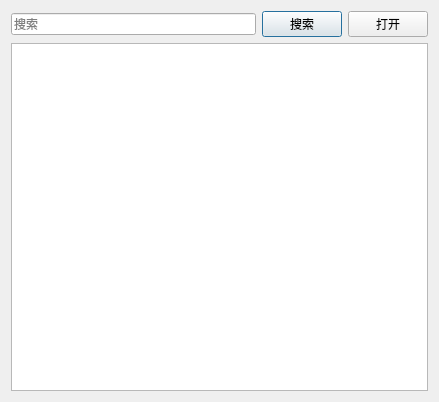
First picture: the form in src/signA/View/OpenDataFileDialog.ui, repository Freedom-JJ/SignalAnalysis, before the edit.
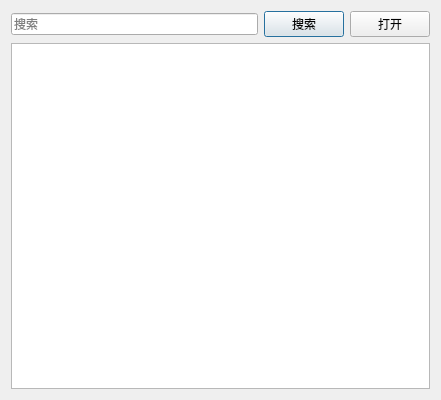
Second picture: the form after the edit.

Diff of the .ui file:
```diff
--- a/src/signA/View/OpenDataFileDialog.ui
+++ b/src/signA/View/OpenDataFileDialog.ui
@@ -6,8 +6,8 @@
    <rect>
     <x>0</x>
     <y>0</y>
-    <width>439</width>
-    <height>402</height>
+    <width>441</width>
+    <height>400</height>
    </rect>
   </property>
   <property name="windowTitle">
```
Left out of the diff: 16 changed lines with no effect on the pictures.
